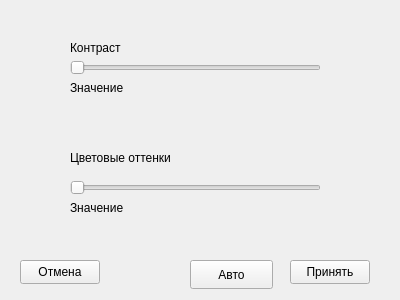
Before: the Qt Designer form huesaturation.ui in FluffyTerror/Photoshop-project, drawn with Qt 5.
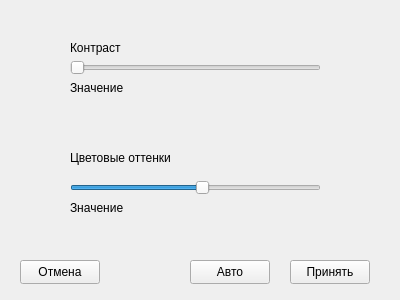
After: the same form once the commit is applied.

The edit to the form file:
```diff
--- a/huesaturation.ui
+++ b/huesaturation.ui
@@ -22,6 +22,15 @@
      <height>16</height>
     </rect>
    </property>
+   <property name="minimum">
+    <number>-180</number>
+   </property>
+   <property name="maximum">
+    <number>180</number>
+   </property>
+   <property name="value">
+    <number>11</number>
+   </property>
    <property name="orientation">
     <enum>Qt::Horizontal</enum>
    </property>
@@ -151,8 +160,8 @@
     <rect>
      <x>190</x>
      <y>260</y>
-     <width>83</width>
-     <height>29</height>
+     <width>80</width>
+     <height>24</height>
     </rect>
    </property>
    <property name="text">
```
